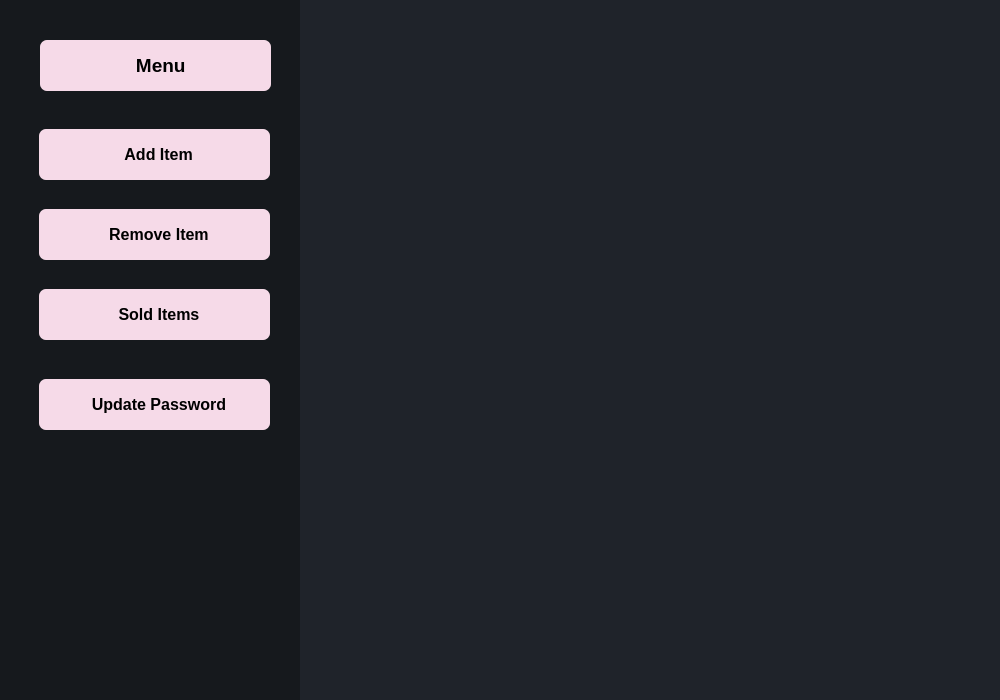
Qt form warehouse.ui (Sazidul0/Ready2Go) before a commit.
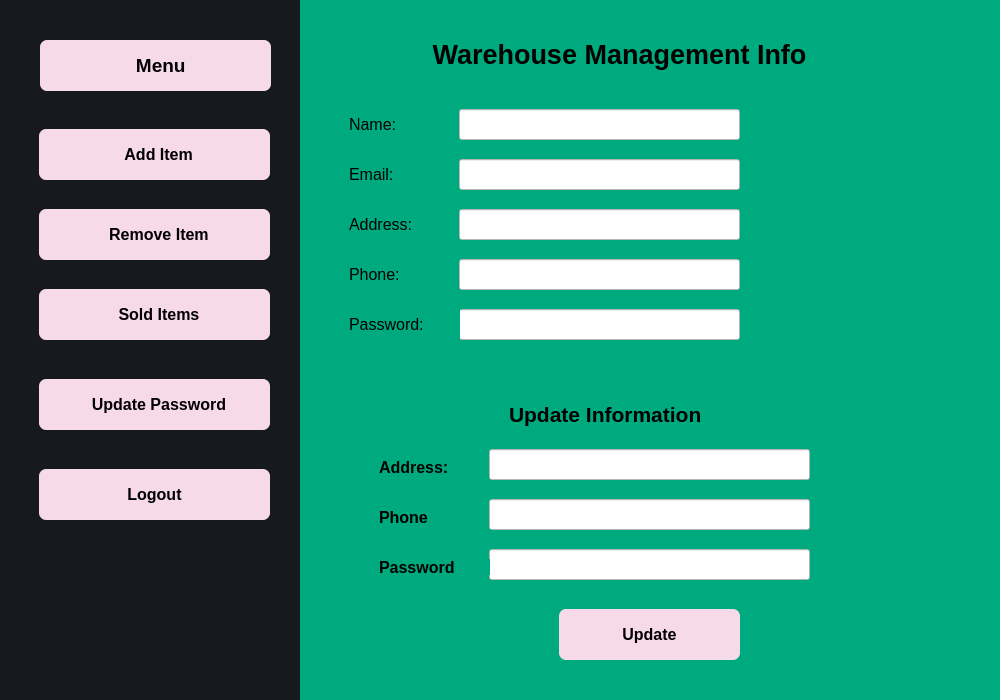
The same form after that commit. The open tabs and pages were chosen to show the change. Icons and pictures are not drawn.

Commit message: Warehouse UI and Main Manue Image Added

What changed in the file:
```diff
--- a/warehouse.ui
+++ b/warehouse.ui
@@ -365,6 +365,38 @@
         </size>
        </property>
       </widget>
+      <widget class="QPushButton" name="Update_password_2">
+       <property name="geometry">
+        <rect>
+         <x>20</x>
+         <y>360</y>
+         <width>231</width>
+         <height>51</height>
+        </rect>
+       </property>
+       <property name="font">
+        <font>
+         <pointsize>12</pointsize>
+         <weight>75</weight>
+         <bold>true</bold>
+        </font>
+       </property>
+       <property name="styleSheet">
+        <string notr="true">
+	border-radius: 7px;
+	background-color: rgb(246, 218, 232);
+</string>
+       </property>
+       <property name="text">
+        <string>Logout</string>
+       </property>
+       <property name="iconSize">
+        <size>
+         <width>24</width>
+         <height>24</height>
+        </size>
+       </property>
+      </widget>
      </widget>
     </widget>
     <widget class="QWidget" name="main" native="true">
@@ -385,6 +417,643 @@
       <string notr="true">background-color: rgb(31, 35, 42);
 </string>
      </property>
+     <widget class="QStackedWidget" name="werehouse_menu">
+      <property name="geometry">
+       <rect>
+        <x>-1</x>
+        <y>-1</y>
+        <width>701</width>
+        <height>701</height>
+       </rect>
+      </property>
+      <property name="styleSheet">
+       <string notr="true">background-color: rgb(0, 170, 127);</string>
+      </property>
+      <widget class="QWidget" name="werehouse_main_menu">
+       <widget class="QLabel" name="werehouse_menu_items_heading">
+        <property name="geometry">
+         <rect>
+          <x>120</x>
+          <y>70</y>
+          <width>461</width>
+          <height>61</height>
+         </rect>
+        </property>
+        <property name="font">
+         <font>
+          <pointsize>20</pointsize>
+          <weight>75</weight>
+          <bold>true</bold>
+         </font>
+        </property>
+        <property name="text">
+         <string>Werehouse Items</string>
+        </property>
+        <property name="alignment">
+         <set>Qt::AlignCenter</set>
+        </property>
+       </widget>
+      </widget>
+      <widget class="QWidget" name="werehouse_add_items">
+       <widget class="QLabel" name="werehouse_heading_add_itmes">
+        <property name="geometry">
+         <rect>
+          <x>100</x>
+          <y>50</y>
+          <width>461</width>
+          <height>61</height>
+         </rect>
+        </property>
+        <property name="font">
+         <font>
+          <pointsize>20</pointsize>
+          <weight>75</weight>
+          <bold>true</bold>
+         </font>
+        </property>
+        <property name="text">
+         <string>Add Items</string>
+        </property>
+        <property name="alignment">
+         <set>Qt::AlignCenter</set>
+        </property>
+       </widget>
+       <widget class="QLabel" name="product_name">
+        <property name="geometry">
+         <rect>
+          <x>50</x>
+          <y>150</y>
+          <width>171</width>
+          <height>41</height>
+         </rect>
+        </property>
+        <property name="font">
+         <font>
+          <pointsize>12</pointsize>
+          <weight>75</weight>
+          <bold>true</bold>
+         </font>
+        </property>
+        <property name="text">
+         <string>Product Name</string>
+        </property>
+       </widget>
+       <widget class="QLineEdit" name="werehouse_product_name_input">
+        <property name="geometry">
+         <rect>
+          <x>220</x>
+          <y>150</y>
+          <width>371</width>
+          <height>41</height>
+         </rect>
+        </property>
+        <property name="styleSheet">
+         <string notr="true">background-color: rgb(255, 255, 255);</string>
+        </property>
+       </widget>
+       <widget class="QLabel" name="product_quantity">
+        <property name="geometry">
+         <rect>
+          <x>60</x>
+          <y>460</y>
+          <width>171</width>
+          <height>41</height>
+         </rect>
+        </property>
+        <property name="font">
+         <font>
+          <pointsize>12</pointsize>
+          <weight>75</weight>
+          <bold>true</bold>
+         </font>
+        </property>
+        <property name="text">
+         <string>Product Quantity</string>
+        </property>
+       </widget>
+       <widget class="QLineEdit" name="werehouse_product_description_input">
+        <property name="geometry">
+         <rect>
+          <x>50</x>
+          <y>270</y>
+          <width>591</width>
+          <height>151</height>
+         </rect>
+        </property>
+        <property name="styleSheet">
+         <string notr="true">background-color: rgb(255, 255, 255);</string>
+        </property>
+       </widget>
+       <widget class="QLabel" name="product_description">
+        <property name="geometry">
+         <rect>
+          <x>50</x>
+          <y>220</y>
+          <width>221</width>
+          <height>51</height>
+         </rect>
+        </property>
+        <property name="font">
+         <font>
+          <pointsize>12</pointsize>
+          <weight>75</weight>
+          <bold>true</bold>
+         </font>
+        </property>
+        <property name="text">
+         <string>Product Description</string>
+        </property>
+       </widget>
+       <widget class="QLineEdit" name="product_quantity_input">
+        <property name="geometry">
+         <rect>
+          <x>260</x>
+          <y>460</y>
+          <width>371</width>
+          <height>41</height>
+         </rect>
+        </property>
+        <property name="styleSheet">
+         <string notr="true">background-color: rgb(255, 255, 255);</string>
+        </property>
+       </widget>
+       <widget class="QPushButton" name="werehouse_add_new_product_button">
+        <property name="geometry">
+         <rect>
+          <x>250</x>
+          <y>590</y>
+          <width>151</width>
+          <height>51</height>
+         </rect>
+        </property>
+        <property name="font">
+         <font>
+          <pointsize>12</pointsize>
+          <weight>75</weight>
+          <bold>true</bold>
+         </font>
+        </property>
+        <property name="styleSheet">
+         <string notr="true">border-radius: 7px;
+	background-color: rgb(246, 218, 232);</string>
+        </property>
+        <property name="text">
+         <string>Add</string>
+        </property>
+       </widget>
+      </widget>
+      <widget class="QWidget" name="werehouse_remove_items">
+       <widget class="QLabel" name="Enter_product_name">
+        <property name="geometry">
+         <rect>
+          <x>30</x>
+          <y>220</y>
+          <width>251</width>
+          <height>41</height>
+         </rect>
+        </property>
+        <property name="font">
+         <font>
+          <pointsize>14</pointsize>
+          <weight>75</weight>
+          <bold>true</bold>
+         </font>
+        </property>
+        <property name="text">
+         <string>Enter Product Name:</string>
+        </property>
+       </widget>
+       <widget class="QLineEdit" name="werehouse_remove_product_name_input">
+        <property name="geometry">
+         <rect>
+          <x>290</x>
+          <y>220</y>
+          <width>351</width>
+          <height>51</height>
+         </rect>
+        </property>
+        <property name="font">
+         <font>
+          <pointsize>12</pointsize>
+         </font>
+        </property>
+        <property name="styleSheet">
+         <string notr="true">background-color: rgb(255, 255, 255);</string>
+        </property>
+        <property name="alignment">
+         <set>Qt::AlignCenter</set>
+        </property>
+        <property name="placeholderText">
+         <string>Product Name</string>
+        </property>
+       </widget>
+       <widget class="QLabel" name="werehouse_remove_product_heading">
+        <property name="geometry">
+         <rect>
+          <x>150</x>
+          <y>60</y>
+          <width>381</width>
+          <height>61</height>
+         </rect>
+        </property>
+        <property name="font">
+         <font>
+          <pointsize>20</pointsize>
+          <weight>75</weight>
+          <bold>true</bold>
+         </font>
+        </property>
+        <property name="text">
+         <string>Remove Product</string>
+        </property>
+        <property name="alignment">
+         <set>Qt::AlignCenter</set>
+        </property>
+       </widget>
+       <widget class="QPushButton" name="werehouse_remove_product_remove_button">
+        <property name="geometry">
+         <rect>
+          <x>270</x>
+          <y>340</y>
+          <width>141</width>
+          <height>51</height>
+         </rect>
+        </property>
+        <property name="font">
+         <font>
+          <pointsize>12</pointsize>
+          <weight>75</weight>
+          <bold>true</bold>
+         </font>
+        </property>
+        <property name="styleSheet">
+         <string notr="true">border-radius: 7px;
+	background-color: rgb(246, 218, 232);</string>
+        </property>
+        <property name="text">
+         <string>Remove</string>
+        </property>
+       </widget>
+      </widget>
+      <widget class="QWidget" name="werehouse_sold_items">
+       <widget class="QLabel" name="all_sold_items_list">
+        <property name="geometry">
+         <rect>
+          <x>60</x>
+          <y>80</y>
+          <width>581</width>
+          <height>51</height>
+         </rect>
+        </property>
+        <property name="font">
+         <font>
+          <pointsize>20</pointsize>
+          <weight>75</weight>
+          <bold>true</bold>
+         </font>
+        </property>
+        <property name="text">
+         <string>All Sold Items</string>
+        </property>
+        <property name="alignment">
+         <set>Qt::AlignCenter</set>
+        </property>
+       </widget>
+      </widget>
+      <widget class="QWidget" name="werehouse_update_info">
+       <widget class="QLabel" name="phone_update">
+        <property name="geometry">
+         <rect>
+          <x>80</x>
+          <y>510</y>
+          <width>111</width>
+          <height>16</height>
+         </rect>
+        </property>
+        <property name="font">
+         <font>
+          <pointsize>12</pointsize>
+          <weight>75</weight>
+          <bold>true</bold>
+         </font>
+        </property>
+        <property name="text">
+         <string>Phone</string>
+        </property>
+       </widget>
+       <widget class="QLineEdit" name="werehouse_show_password">
+        <property name="geometry">
+         <rect>
+          <x>160</x>
+          <y>310</y>
+          <width>281</width>
+          <height>31</height>
+         </rect>
+        </property>
+        <property name="styleSheet">
+         <string notr="true">background-color: rgb(255, 255, 255);</string>
+        </property>
+       </widget>
+       <widget class="QLabel" name="Update_info_heading">
+        <property name="geometry">
+         <rect>
+          <x>210</x>
+          <y>400</y>
+          <width>341</width>
+          <height>31</height>
+         </rect>
+        </property>
+        <property name="font">
+         <font>
+          <pointsize>16</pointsize>
+          <weight>75</weight>
+          <bold>true</bold>
+         </font>
+        </property>
+        <property name="text">
+         <string>Update Information</string>
+        </property>
+       </widget>
+       <widget class="QLineEdit" name="werehouse_show_phone">
+        <property name="geometry">
+         <rect>
+          <x>160</x>
+          <y>260</y>
+          <width>281</width>
+          <height>31</height>
+         </rect>
+        </property>
+        <property name="styleSheet">
+         <string notr="true">background-color: rgb(255, 255, 255);</string>
+        </property>
+       </widget>
+       <widget class="QLabel" name="address_update_heading">
+        <property name="geometry">
+         <rect>
+          <x>80</x>
+          <y>460</y>
+          <width>111</width>
+          <height>16</height>
+         </rect>
+        </property>
+        <property name="font">
+         <font>
+          <pointsize>12</pointsize>
+          <weight>75</weight>
+          <bold>true</bold>
+         </font>
+        </property>
+        <property name="text">
+         <string>Address:</string>
+        </property>
+       </widget>
+       <widget class="QLabel" name="update_phone">
+        <property name="geometry">
+         <rect>
+          <x>50</x>
+          <y>260</y>
+          <width>81</width>
+          <height>31</height>
+         </rect>
+        </property>
+        <property name="font">
+         <font>
+          <pointsize>12</pointsize>
+          <weight>50</weight>
+          <bold>false</bold>
+         </font>
+        </property>
+        <property name="text">
+         <string>Phone:</string>
+        </property>
+       </widget>
+       <widget class="QLabel" name="update_address">
+        <property name="geometry">
+         <rect>
+          <x>50</x>
+          <y>210</y>
+          <width>81</width>
+          <height>31</height>
+         </rect>
+        </property>
+        <property name="font">
+         <font>
+          <pointsize>12</pointsize>
+          <weight>50</weight>
+          <bold>false</bold>
+         </font>
+        </property>
+        <property name="text">
+         <string>Address:</string>
+        </property>
+       </widget>
+       <widget class="QLineEdit" name="werehouse_password_update_input">
+        <property name="geometry">
+         <rect>
+          <x>190</x>
+          <y>550</y>
+          <width>321</width>
+          <height>31</height>
+         </rect>
+        </property>
+        <property name="styleSheet">
+         <string notr="true">background-color: rgb(255, 255, 255);</string>
+        </property>
+       </widget>
+       <widget class="QLineEdit" name="werehouse_show_email">
+        <property name="geometry">
+         <rect>
+          <x>160</x>
+          <y>160</y>
+          <width>281</width>
+          <height>31</height>
+         </rect>
+        </property>
+        <property name="styleSheet">
+         <string notr="true">background-color: rgb(255, 255, 255);</string>
+        </property>
+       </widget>
+       <widget class="QLineEdit" name="werehouse_show_address">
+        <property name="geometry">
+         <rect>
+          <x>160</x>
+          <y>210</y>
+          <width>281</width>
+          <height>31</height>
+         </rect>
+        </property>
+        <property name="styleSheet">
+         <string notr="true">background-color: rgb(255, 255, 255);</string>
+        </property>
+       </widget>
+       <widget class="QLineEdit" name="werehouse_show_username">
+        <property name="geometry">
+         <rect>
+          <x>160</x>
+          <y>110</y>
+          <width>281</width>
+          <height>31</height>
+         </rect>
+        </property>
+        <property name="styleSheet">
+         <string notr="true">background-color: rgb(255, 255, 255);</string>
+        </property>
+       </widget>
+       <widget class="QLabel" name="update_pass_heading">
+        <property name="geometry">
+         <rect>
+          <x>80</x>
+          <y>560</y>
+          <width>111</width>
+          <height>16</height>
+         </rect>
+        </property>
+        <property name="font">
+         <font>
+          <pointsize>12</pointsize>
+          <weight>75</weight>
+          <bold>true</bold>
+         </font>
+        </property>
+        <property name="text">
+         <string>Password</string>
+        </property>
+       </widget>
+       <widget class="QLabel" name="update_email">
+        <property name="geometry">
+         <rect>
+          <x>50</x>
+          <y>160</y>
+          <width>81</width>
+          <height>31</height>
+         </rect>
+        </property>
+        <property name="font">
+         <font>
+          <pointsize>12</pointsize>
+          <weight>50</weight>
+          <bold>false</bold>
+         </font>
+        </property>
+        <property name="text">
+         <string>Email:</string>
+        </property>
+       </widget>
+       <widget class="QLineEdit" name="werehouse_phone_update_input">
+        <property name="geometry">
+         <rect>
+          <x>190</x>
+          <y>500</y>
+          <width>321</width>
+          <height>31</height>
+         </rect>
+        </property>
+        <property name="styleSheet">
+         <string notr="true">background-color: rgb(255, 255, 255);</string>
+        </property>
+       </widget>
+       <widget class="QLabel" name="update_password">
+        <property name="geometry">
+         <rect>
+          <x>50</x>
+          <y>310</y>
+          <width>111</width>
+          <height>31</height>
+         </rect>
+        </property>
+        <property name="font">
+         <font>
+          <pointsize>12</pointsize>
+          <weight>50</weight>
+          <bold>false</bold>
+         </font>
+        </property>
+        <property name="text">
+         <string>Password:</string>
+        </property>
+       </widget>
+       <widget class="QLabel" name="update_name">
+        <property name="geometry">
+         <rect>
+          <x>50</x>
+          <y>110</y>
+          <width>81</width>
+          <height>31</height>
+         </rect>
+        </property>
+        <property name="font">
+         <font>
+          <pointsize>12</pointsize>
+          <weight>50</weight>
+          <bold>false</bold>
+         </font>
+        </property>
+        <property name="text">
+         <string>Name:</string>
+        </property>
+       </widget>
+       <widget class="QPushButton" name="werehouse_Update_Info_Button">
+        <property name="geometry">
+         <rect>
+          <x>260</x>
+          <y>610</y>
+          <width>181</width>
+          <height>51</height>
+         </rect>
+        </property>
+        <property name="font">
+         <font>
+          <pointsize>12</pointsize>
+          <weight>75</weight>
+          <bold>true</bold>
+         </font>
+        </property>
+        <property name="styleSheet">
+         <string notr="true">	border-radius: 7px;
+	background-color: rgb(246, 218, 232);</string>
+        </property>
+        <property name="text">
+         <string>Update</string>
+        </property>
+       </widget>
+       <widget class="QLabel" name="Update_Info_Heading">
+        <property name="geometry">
+         <rect>
+          <x>30</x>
+          <y>30</y>
+          <width>581</width>
+          <height>51</height>
+         </rect>
+        </property>
+        <property name="font">
+         <font>
+          <pointsize>20</pointsize>
+          <weight>75</weight>
+          <bold>true</bold>
+         </font>
+        </property>
+        <property name="text">
+         <string>Warehouse Management Info</string>
+        </property>
+        <property name="alignment">
+         <set>Qt::AlignCenter</set>
+        </property>
+       </widget>
+       <widget class="QLineEdit" name="werehouse_address_update_input">
+        <property name="geometry">
+         <rect>
+          <x>190</x>
+          <y>450</y>
+          <width>321</width>
+          <height>31</height>
+         </rect>
+        </property>
+        <property name="styleSheet">
+         <string notr="true">background-color: rgb(255, 255, 255);</string>
+        </property>
+       </widget>
+      </widget>
+     </widget>
     </widget>
    </widget>
    <widget class="QWidget" name="page">
```
Left out of the diff: 9 changed lines with no effect on the pictures. The commit also changes 8 other files.
